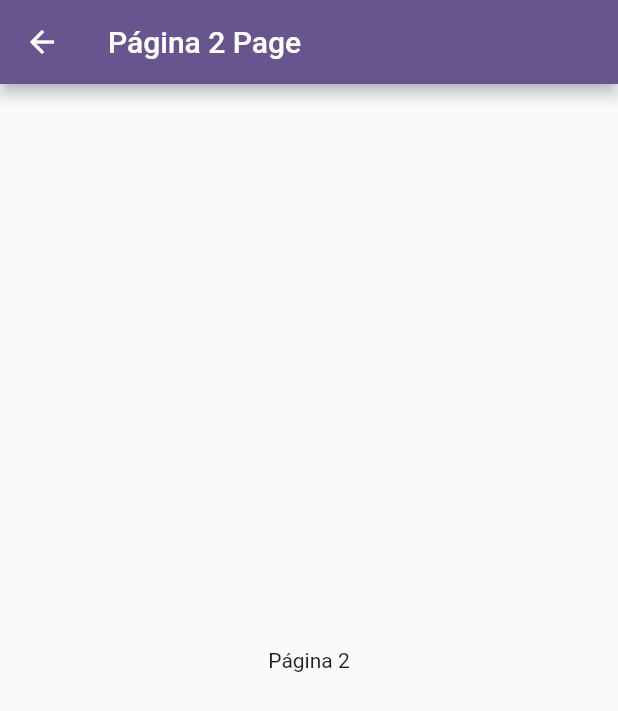
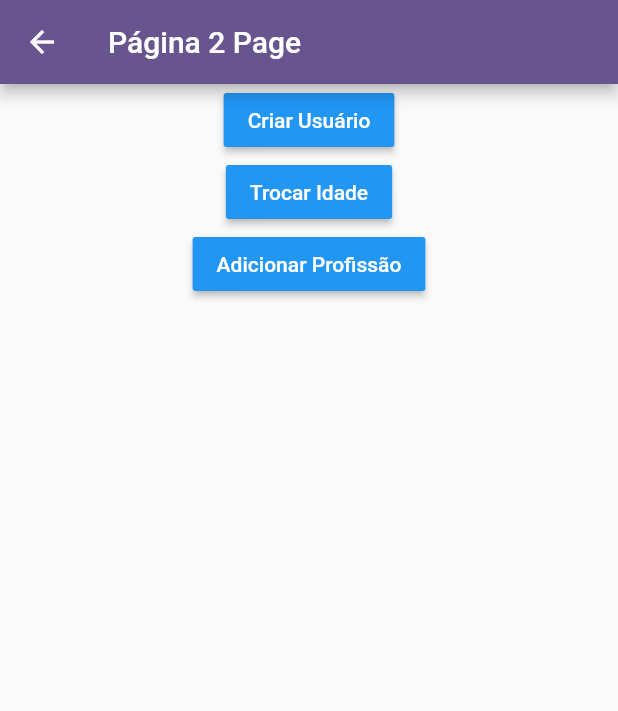
Before and after one commit to BrunoLeonardoRamosRibeiro/estudo_cubit, a Flutter app: the screen it shows after launch, after a tap on the "accessibility new" icon, on a phone screen of 412 x 824 dp. Shown: the top 711 px of the screen. Run offline on Flutter 3.47's test engine with Material 3 defaults, Android fonts, the light colour scheme and no system bars.

Commit message:
Adjusts pages

```diff
--- /dev/null
+++ b/lib/models/usuario.dart
@@ -0,0 +1,12 @@
+class Usuario {
+  String nome;
+  int idade;
+  List<String> profissoes;
+
+  Usuario({
+    required this.nome,
+    required this.idade,
+    required this.profissoes,
+  });
+
+}
--- a/lib/pages/pagina1_page.dart
+++ b/lib/pages/pagina1_page.dart
@@ -14,9 +14,7 @@ class _Pagina1PageState extends State<Pagina1Page> {
       appBar: AppBar(
         title: const Text("Página 1 Page"),
       ),
-      body: const Center(
-        child: Text("Página 1"),
-      ),
+      body: const UserInformation(),
       floatingActionButton: FloatingActionButton(
           child: const Icon(Icons.accessibility_new),
           onPressed: () {
@@ -25,3 +23,32 @@ class _Pagina1PageState extends State<Pagina1Page> {
     );
   }
 }
+
+class UserInformation extends StatelessWidget {
+  const UserInformation({
+    super.key,
+  });
+
+  @override
+  Widget build(BuildContext context) {
+    return Container(
+      width: double.infinity,
+      height: double.infinity,
+      padding: const EdgeInsets.all(20.0),
+      child: const Column(
+        crossAxisAlignment: CrossAxisAlignment.start,
+        children: [
+          Text('Geral', style: TextStyle(fontSize: 18, fontWeight: FontWeight.bold)),
+          Divider(),
+          ListTile(title: Text('Nome: ')),
+          ListTile(title: Text('Idade: ')),
+          Text('Profissões', style: TextStyle(fontSize: 18, fontWeight: FontWeight.bold)),
+          Divider(),
+          ListTile(title: Text('Profissão 1: ')),
+          ListTile(title: Text('Profissão 2: ')),
+          ListTile(title: Text('Profissão 3: ')),
+        ],
+      ),
+    );
+  }
+}
--- a/lib/pages/pagina2_page.dart
+++ b/lib/pages/pagina2_page.dart
@@ -14,8 +14,34 @@ class _Pagina2PageState extends State<Pagina2Page> {
       appBar: AppBar(
         title: const Text("Página 2 Page"),
       ),
-      body: const Center(
-        child: Text("Página 2"),
+      body: Center(
+        child: Column(
+          children: [
+            MaterialButton(
+              color: Colors.blue,
+              onPressed: () {
+                //
+              },
+              child: const Text('Criar Usuário', style: TextStyle(color: Colors.white)),
+            ),
+
+            MaterialButton(
+              color: Colors.blue,
+              onPressed: () {
+                //
+              },
+              child: const Text('Trocar Idade', style: TextStyle(color: Colors.white)),
+            ),
+
+            MaterialButton(
+              color: Colors.blue,
+              onPressed: () {
+                //
+              },
+              child: const Text('Adicionar Profissão', style: TextStyle(color: Colors.white)),
+            ),
+          ],
+        ),
       ),
     );
   }
```
